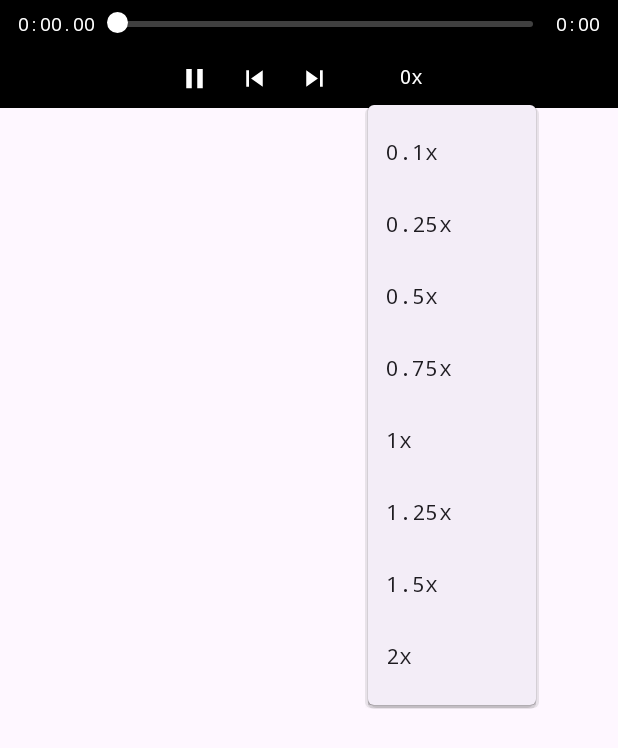
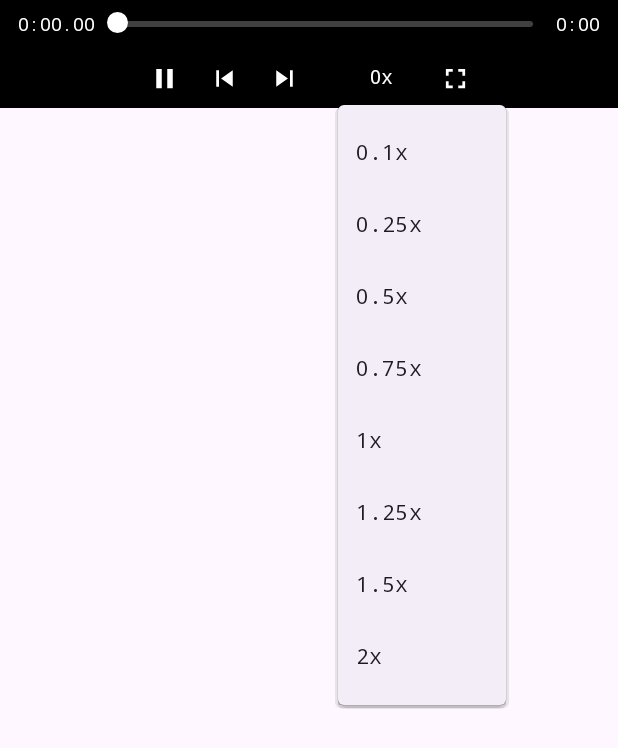
Before and after one commit to acro5piano/android-video-player, an Android app built with Jetpack Compose: the composable Controls called with empty values, after a tap on "0x", on a phone screen of 412 x 824 dp. Shown: the top 748 px of the screen. Run offline under Robolectric (Android 15) with nearby library versions, the phone set to English and light mode, and no system bars.

Commit message:
Add tap-to-hide controls and fullscreen (landscape) mode
- Tap the video or the black area around it to hide/show controls;
  the video expands into the freed space
- Fullscreen button locks landscape / portrait, like YouTube
- Wide videos open in fullscreen automatically

Co-Authored-By: Claude Opus 5.5 <noreply@anthropic.com>

```diff
--- /dev/null
+++ b/app/src/main/res/drawable/ic_fullscreen.xml
@@ -0,0 +1,9 @@
+<vector xmlns:android="http://schemas.android.com/apk/res/android"
+    android:width="24dp"
+    android:height="24dp"
+    android:viewportWidth="24"
+    android:viewportHeight="24">
+    <path
+        android:fillColor="#FFFFFFFF"
+        android:pathData="M7,14H5v5h5v-2H7v-3zM5,10h2V7h3V5H5v5zM17,17h-3v2h5v-5h-2v3zM14,5v2h3v3h2V5h-5z" />
+</vector>
--- /dev/null
+++ b/app/src/main/res/drawable/ic_fullscreen_exit.xml
@@ -0,0 +1,9 @@
+<vector xmlns:android="http://schemas.android.com/apk/res/android"
+    android:width="24dp"
+    android:height="24dp"
+    android:viewportWidth="24"
+    android:viewportHeight="24">
+    <path
+        android:fillColor="#FFFFFFFF"
+        android:pathData="M5,16h3v3h2v-5H5v2zM8,8H5v2h5V5H8v3zM14,19h2v-3h3v-2h-5v5zM16,8V5h-2v5h5V8h-3z" />
+</vector>
```
Also changed, not shown: app/src/main/java/com/acro5piano/futsalplayer/MainActivity.kt (+18 -0 lines), app/src/main/java/com/acro5piano/futsalplayer/PlayerScreen.kt (+39 -4 lines), 1 other file.
